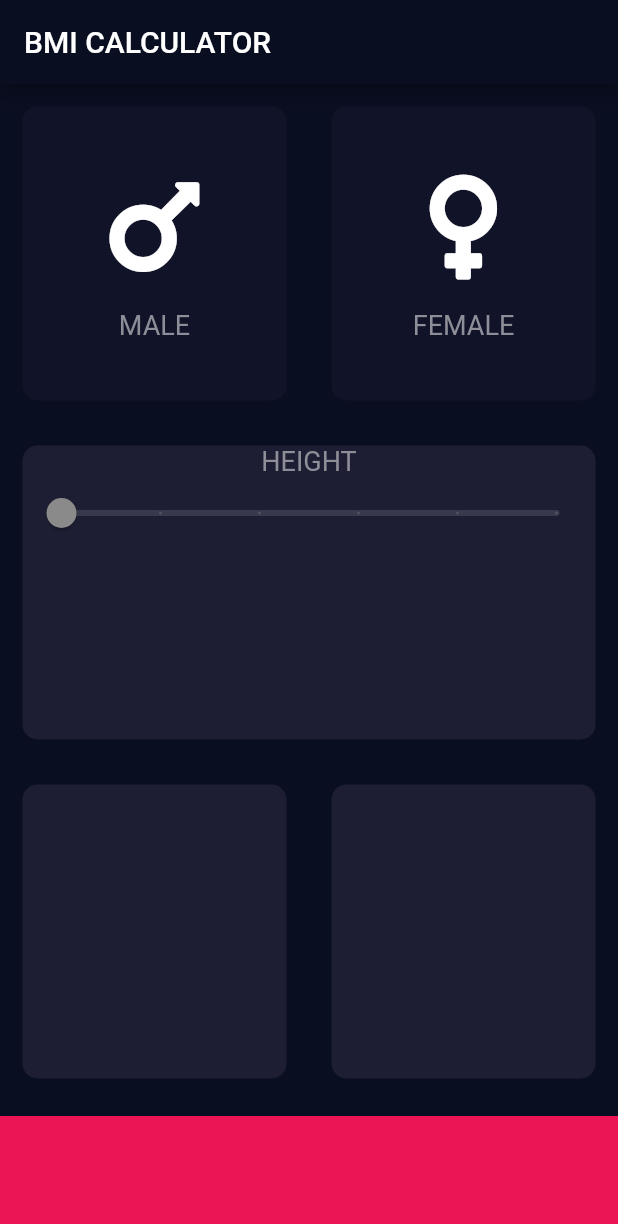
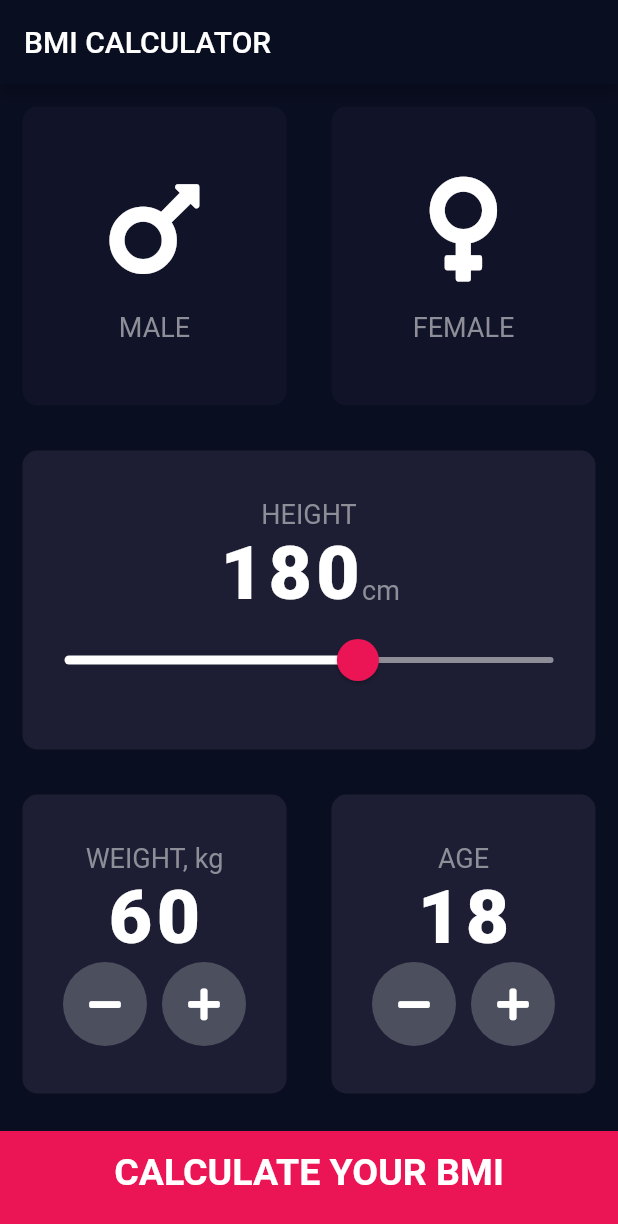
Before and after one commit to whisping/flutter-bmi-calculator, a Flutter app: the screen it shows after launch, on a phone screen of 412 x 824 dp. Shown: the top 1224 px of the screen. Run offline on Flutter 3.47's test engine with Material 2 defaults, Android fonts, the phone set to English and light mode, and no system bars; our stand-ins replace font_awesome_flutter.

```diff
--- a/lib/constants.dart
+++ b/lib/constants.dart
@@ -6,7 +6,18 @@ const kLabelStyle = TextStyle(
 );
 const iconSize = 80.0;
 
-const kBottomContainerHeight = 80.0;
+const kNumbersStyle = TextStyle(
+  fontSize: 50,
+  fontWeight: FontWeight.w900,
+  letterSpacing: 3,
+);
+
+const kBottomContainerHeight = 70.0;
 const kActiveCardColor = Color(0xFF1D1E33);
 const kBottomContainerColor = Color(0xFFEB1555);
 const kInactiveCardColor = Color(0xFF111328);
+
+const kLargeButtonTextStyle = TextStyle(
+  fontSize: 25,
+  fontWeight: FontWeight.bold,
+);
--- a/lib/input_page.dart
+++ b/lib/input_page.dart
@@ -3,6 +3,7 @@ import 'package:font_awesome_flutter/font_awesome_flutter.dart';
 import 'maleFemaleWidget.dart';
 import 'reusableCard.dart';
 import 'constants.dart';
+import 'results_page.dart';
 
 enum Gender {
   male,
@@ -17,6 +18,9 @@ class InputPage extends StatefulWidget {
 class _InputPageState extends State<InputPage> {
   Color maleCardColor = kInactiveCardColor;
   Color femaleCardColor = kInactiveCardColor;
+  int height = 180;
+  int weight = 60;
+  int age = 18;
 
   @override
   Widget build(BuildContext context) {
@@ -25,6 +29,7 @@ class _InputPageState extends State<InputPage> {
         title: Text('BMI CALCULATOR'),
       ),
       body: Column(
+        crossAxisAlignment: CrossAxisAlignment.stretch,
         children: <Widget>[
           Expanded(
             child: Row(
@@ -65,37 +70,181 @@ class _InputPageState extends State<InputPage> {
           Expanded(child: ReusableCard(
             colour: kActiveCardColor,
             cardChild: Column(
+              mainAxisAlignment: MainAxisAlignment.center,
               children: <Widget>[
                 Text('HEIGHT', style: kLabelStyle,),
-                Slider(
-                  value: 0,
-                  onChanged: null,
-                  min: 0,
-                  max: 10,
-                  divisions: 5,
+                Row(
+                  mainAxisAlignment: MainAxisAlignment.center,
+                  crossAxisAlignment: CrossAxisAlignment.baseline,
+                  textBaseline: TextBaseline.alphabetic,
+                  children: <Widget>[
+                    Text(height.toString(),
+                      style: kNumbersStyle,
+                    ),
+                    Text(
+                      'cm',
+                      style: kLabelStyle,
+                    ),
+                  ],
+                ),
+                SliderTheme(
+                  data: SliderTheme.of(context).copyWith(
+                    activeTrackColor: Colors.white,
+                    inactiveTrackColor: Color(0xFF8D8E98),
+                    thumbShape: RoundSliderThumbShape(enabledThumbRadius: 14),
+                    overlayShape: RoundSliderOverlayShape(overlayRadius: 28),
+                    thumbColor: Color(0xFFEB1555),
+                    overlayColor: Color(0x29EB1555),
+                  ),
+                  child: Slider(
+                    value: height.toDouble(),
+                    onChanged: (number){
+                      setState(() {
+                        height = number.toInt();
+                      });
+                    },
+                    min: 120,
+                    max: 220,
           ),
+                ),
               ],
             ),),),
           Expanded(
             child: Row(
+
               children: <Widget>[
                 Expanded(
-                  child: ReusableCard(colour: kActiveCardColor,),
+                  child: ReusableCard(
+                    colour: kActiveCardColor,
+                    cardChild: Column(
+                      mainAxisAlignment: MainAxisAlignment.center,
+                      children: <Widget>[
+                        Text(
+                          'WEIGHT, kg',
+                          style: kLabelStyle,
+                        ),
+                        Text(
+                          weight.toString(),
+                          style: kNumbersStyle,
+                        ),
+                        Row(
+                          mainAxisAlignment: MainAxisAlignment.center,
+                          children: <Widget>[
+                            RoundIconButton(
+                              icon: FontAwesomeIcons.minus,
+                              onPressed: (){
+                                setState(() {
+                                  weight -= 1;
+                                });
+                              },
+                            ),
+                            SizedBox(
+                              width: 10,
+                            ),
+                            RoundIconButton(
+                              icon: FontAwesomeIcons.plus,
+                              onPressed: (){
+                                setState(() {
+                                  weight += 1;
+                                });
+                              },
+                            ),
+                          ],
+                        ),
+                      ],
+                    ),
+                  ),
                 ),
                 Expanded(
-                  child: ReusableCard(colour: kActiveCardColor,),
+                  child: ReusableCard(
+                    colour: kActiveCardColor,
+                    cardChild: Column(
+                      mainAxisAlignment: MainAxisAlignment.center,
+                      children: <Widget>[
+                        Text(
+                          'AGE',
+                          style: kLabelStyle,
+                        ),
+                        Text(
+                          age.toString(),
+                          style: kNumbersStyle,
+                        ),
+                        Row(
+                          mainAxisAlignment: MainAxisAlignment.center,
+                          children: <Widget>[
+                            RoundIconButton(
+                              icon: FontAwesomeIcons.minus,
+                              onPressed: (){
+                                setState(() {
+                                  age -= 1;
+                                });
+                              },
+                            ),
+                            SizedBox(
+                              width: 10,
+                            ),
+                            RoundIconButton(
+                              icon: FontAwesomeIcons.plus,
+                              onPressed: (){
+                                setState(() {
+                                  age += 1;
+                                });
+                              },
+                            ),
+                          ],
+                        ),
+                      ],
+                    ),
+                  ),
                 ),
               ],
             ),
           ),
-          Container(
-            color: kBottomContainerColor,
-            margin: EdgeInsets.only(top: 10),
-            width: double.infinity,
-            height: kBottomContainerHeight,
+          GestureDetector(
+            onTap: () {
+              Navigator.push(context, MaterialPageRoute(builder: (context) => ResultsPage()));
+            },
+            child: Container(
+              color: kBottomContainerColor,
+              margin: EdgeInsets.only(top: 10),
+              padding: EdgeInsets.only(bottom: 15),
+              width: double.infinity,
+              height: kBottomContainerHeight,
+              child: Center(
+                child: Text(
+                  'CALCULATE YOUR BMI',
+                  style: kLargeButtonTextStyle,
+                ),
+              ),
+            ),
           ),
         ],
       ),
     );
   }
 }
+
+
+class RoundIconButton extends StatelessWidget {
+  final IconData icon;
+  final Function onPressed;
+
+  RoundIconButton({@required this.icon, @required this.onPressed});
+
+  @override
+  Widget build(BuildContext context) {
+    return RawMaterialButton(
+      shape: CircleBorder(),
+      fillColor: Color(0xFF4C4F5E),
+      constraints: BoxConstraints.tightFor(
+        width: 56,
+        height: 56,
+      ),
+      child: Icon(icon),
+      elevation: 0,
+      onPressed:
+        onPressed
+      ,
+    );
+  }
+}
```
Also changed, not shown: lib/results_page.dart (added, +64 -0 lines).
